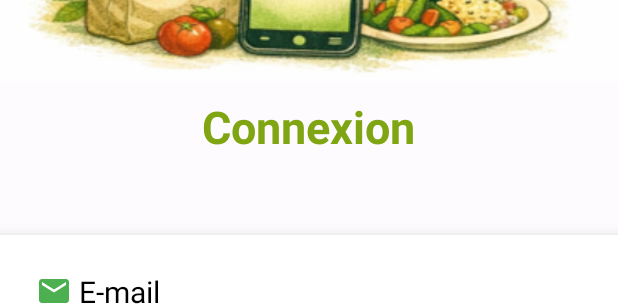
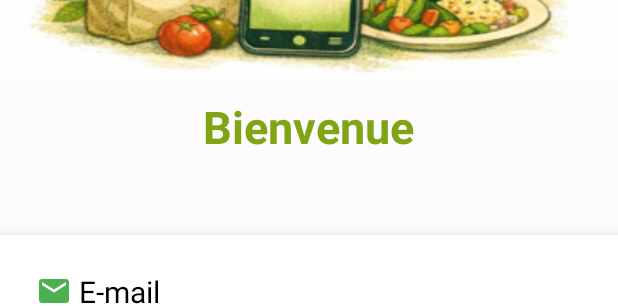
Before and after one commit to apierre1541/EatGreen, an Android app: the layout activity_login.xml on its own in the app's theme, with its tools: preview values and no code run, on a phone screen of 412 x 824 dp. Shown: the part 234-540 px from the top of the screen. Run offline under Robolectric (Android 15) with nearby library versions, the light colour scheme and no system bars.

Commit message:
modification du mot connexion en mettant à la place bienvenue

```diff
--- a/app/src/main/res/layout/activity_login.xml
+++ b/app/src/main/res/layout/activity_login.xml
@@ -42,7 +42,7 @@
             android:layout_marginTop="10dp"
             android:layout_marginBottom="24dp"
             android:fontFamily="aptos"
-            android:text="Connexion"
+            android:text="Bienvenue"
             android:textColor="#7fa513"
             android:textSize="30sp"
             android:textStyle="bold" />
```
